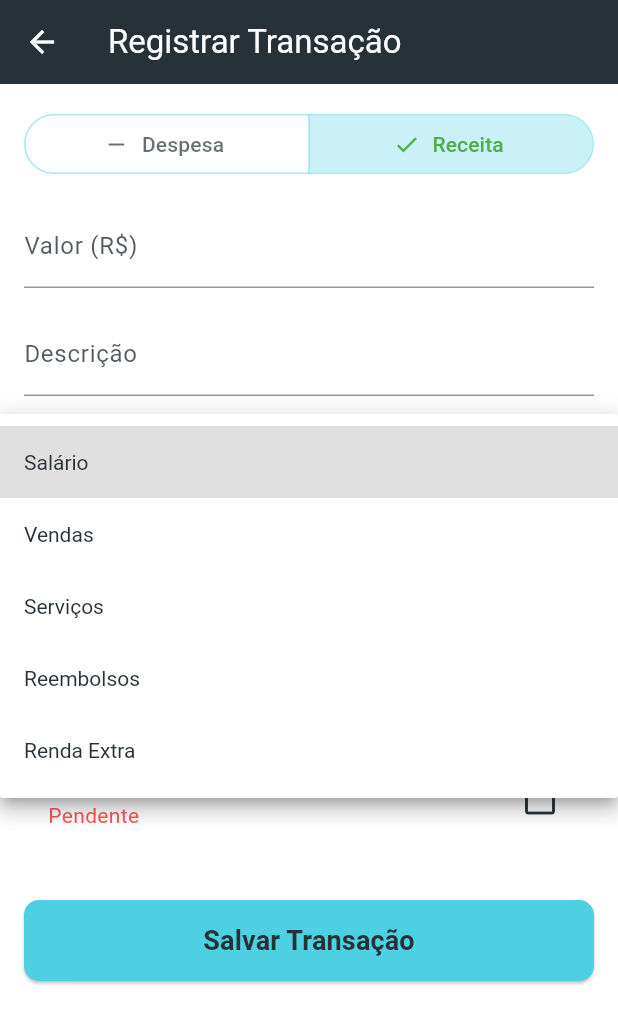
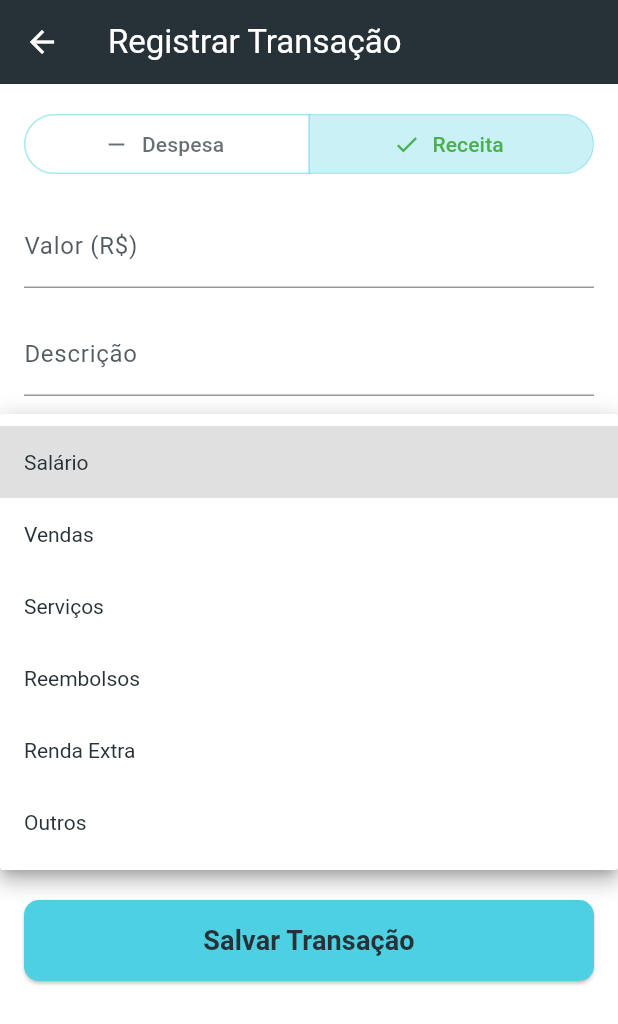
Before and after one commit to InaDdevs/finance-management, a Flutter app: the TransactionFormScreen screen opened by its route, after a tap on "Receita", after a tap on "Salário", on a phone screen of 412 x 824 dp. Shown: the top 1024 px of the screen. Run offline on Flutter 3.47's test engine with Material 3 defaults, Android fonts, the phone set to English and light mode, and no system bars; our stand-ins replace fl_chart, shared_preferences, sqflite; accounts and stored records are empty.

```diff
--- a/lib/features/profile/profile_screen.dart
+++ b/lib/features/profile/profile_screen.dart
@@ -108,7 +108,7 @@ class ProfileScreen extends StatelessWidget {
                 ),
                 const SizedBox(height: 16),
 
-                // --- NOME DINÂMICO ---
+                //NOME DINÂMICO
                 Text(
                   authProvider.userName ?? 'Usuário',
                   style: const TextStyle(
@@ -119,7 +119,7 @@ class ProfileScreen extends StatelessWidget {
                   ),
                 ),
 
-                // --- EMAIL DINÂMICO ---
+                //EMAIL DINÂMICO
                 Text(
                   authProvider.userEmail ?? 'Email não informado',
                   style: TextStyle(
@@ -185,7 +185,7 @@ class ProfileScreen extends StatelessWidget {
 
           const SizedBox(height: 30),
 
-          // --- BOTÃO SAIR---
+          //BOTÃO SAIR
           _buildProfileMenuItem(
             context: context,
             icon: Icons.logout,
--- a/lib/features/transactions/transaction_form_screen.dart
+++ b/lib/features/transactions/transaction_form_screen.dart
@@ -32,8 +32,8 @@ class _TransactionFormScreenState extends State<TransactionFormScreen> {
   final TransactionStatus _status = TransactionStatus.pendente;
 
   final List<String> _expenseCategories = ['Alimentação', 'Moradia', 'Transporte', 'Saúde', 'Educação',
-    'Lazer','Serviços','Dívidas','Investimentos'];
-  final List<String> _revenueCategories = ['Salário', 'Vendas', 'Serviços','Reembolsos','Renda Extra'];
+    'Lazer','Serviços','Dívidas','Investimentos','Outros'];
+  final List<String> _revenueCategories = ['Salário', 'Vendas', 'Serviços','Reembolsos','Renda Extra','Outros'];
   final List<String> _accounts = ['Conta Corrente', 'Dinheiro', 'Poupança','Conta Digital','Tesouro Direto'];
 
   Future<void> _selectDate(BuildContext context, {bool isPaymentDate = false}) async {
```
Also changed, not shown: lib/core/dart/database/database_helper.dart (+2 -5 lines), lib/features/auth/register_screen.dart (+4 -4 lines), lib/shared/widgets/bottom_nav_bar.dart (+1 -8 lines), 1 other file.
